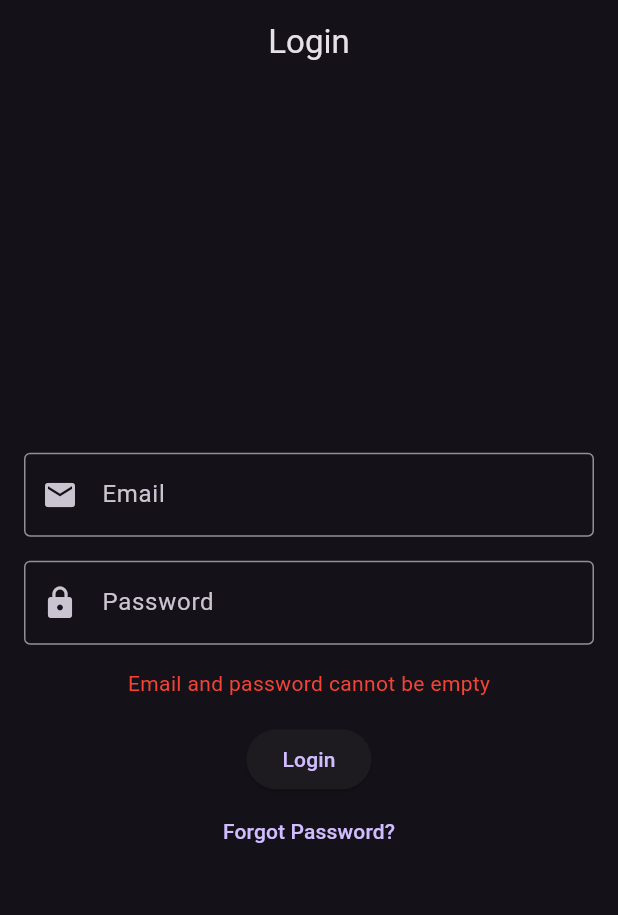
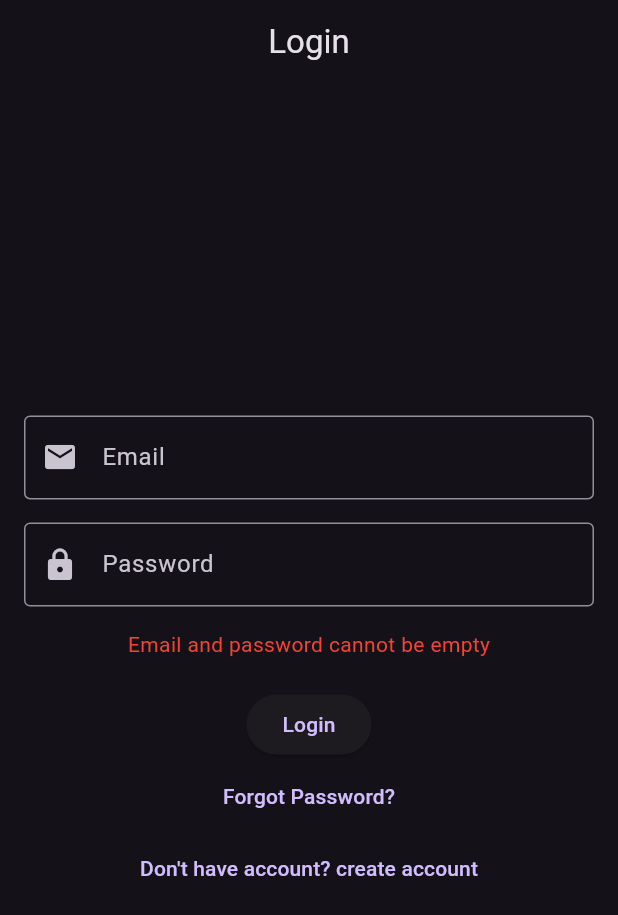
Before and after one commit to tanmoy06/wallpaper, a Flutter app: the screen it shows after launch, after a tap on "Login", on a phone screen of 412 x 824 dp. Shown: the top 915 px of the screen. Run offline on Flutter 3.47's test engine with Material 3 defaults, Android fonts, the phone set to English and light mode, and no system bars; our stand-ins replace dio, firebase_auth, firebase_core, get; accounts and stored records are empty.

```diff
--- /dev/null
+++ b/lib/app/modules/authwrapper/bindings/authwrapper_binding.dart
@@ -0,0 +1,12 @@
+import 'package:get/get.dart';
+
+import '../controllers/authwrapper_controller.dart';
+
+class AuthwrapperBinding extends Bindings {
+  @override
+  void dependencies() {
+    Get.lazyPut<AuthwrapperController>(
+      () => AuthwrapperController(),
+    );
+  }
+}
--- /dev/null
+++ b/lib/app/modules/authwrapper/views/authwrapper_view.dart
@@ -0,0 +1,31 @@
+import 'package:firebase_auth/firebase_auth.dart';
+import 'package:flutter/material.dart';
+
+import 'package:get/get.dart';
+import 'package:wallpaper/app/routes/app_pages.dart';
+
+import '../controllers/authwrapper_controller.dart';
+
+class AuthwrapperView extends GetView<AuthwrapperController> {
+  const AuthwrapperView({super.key});
+  @override
+  Widget build(BuildContext context) {
+    return StreamBuilder<User?>(
+      stream: FirebaseAuth.instance.authStateChanges(),
+      builder: (context, snapshot) {
+        if (snapshot.connectionState == ConnectionState.waiting) {
+          return Center(child: CircularProgressIndicator()); // Loading state
+        }
+        if (snapshot.hasData) {
+          // User is logged in
+          Future.microtask(() => Get.offAllNamed(Routes.IMAGES));
+          return SizedBox(); // Empty widget while redirecting
+        } else {
+          // User is not logged in
+          Future.microtask(() => Get.offAllNamed(Routes.LOGIN));
+          return SizedBox(); // Empty widget while redirecting
+        }
+      },
+    );
+  }
+}
--- a/lib/app/modules/images/controllers/images_controller.dart
+++ b/lib/app/modules/images/controllers/images_controller.dart
@@ -1,3 +1,4 @@
+import 'package:firebase_auth/firebase_auth.dart';
 import 'package:get/get.dart';
 import 'package:wallpaper/app/data/repositories/image_repositories.dart';
 
@@ -20,4 +21,9 @@ class ImagesController extends GetxController {
       isLoading.value = false;
     }
   }
+
+  void signout() {
+    FirebaseAuth.instance.signOut();
+    Get.offAllNamed('/login');
+  }
 }
--- a/lib/app/modules/login/controllers/login_controller.dart
+++ b/lib/app/modules/login/controllers/login_controller.dart
@@ -1,6 +1,7 @@
 import 'package:firebase_auth/firebase_auth.dart';
 import 'package:flutter/material.dart';
 import 'package:get/get.dart';
+import 'package:wallpaper/app/routes/app_pages.dart';
 
 class LoginController extends GetxController {
   final passController = TextEditingController();
@@ -36,6 +37,10 @@ class LoginController extends GetxController {
     }
   }
 
+  void toSignUpPage() {
+    Get.toNamed(Routes.SIGNUP);
+  }
+
   @override
   void onInit() {
     super.onInit();
--- a/lib/app/modules/login/views/login_view.dart
+++ b/lib/app/modules/login/views/login_view.dart
@@ -1,6 +1,8 @@
 import 'package:flutter/material.dart';
 
 import 'package:get/get.dart';
+
+import 'package:wallpaper/app/services/responsive_ui_service.dart';
 
 import '../controllers/login_controller.dart';
 
@@ -27,7 +29,7 @@ class LoginView extends GetView<LoginController> {
               ),
               keyboardType: TextInputType.emailAddress,
             ),
-            const SizedBox(height: 16.0),
+            16.kheightBox,
             TextField(
               controller: controller.passController,
               decoration: const InputDecoration(
@@ -37,14 +39,14 @@ class LoginView extends GetView<LoginController> {
               ),
               obscureText: true,
             ),
-            const SizedBox(height: 16),
+            16.kheightBox,
             Obx(
               () => Text(
                 controller.errorMessage.value,
                 style: const TextStyle(color: Colors.red),
               ),
             ),
-            SizedBox(height: MediaQuery.sizeOf(context).height * .02),
+            20.kheightBox,
             ElevatedButton(
               onPressed: controller.login,
               child: const Text('Login'),
@@ -53,6 +55,10 @@ class LoginView extends GetView<LoginController> {
               onPressed: controller.login, // No logic, button disabled
               child: Text('Forgot Password?'),
             ),
+            TextButton(
+              onPressed: controller.toSignUpPage,
+              child: Text("Don't have account? create account"),
+            )
           ],
         ),
       ),
--- a/lib/app/routes/app_routes.dart
+++ b/lib/app/routes/app_routes.dart
@@ -7,6 +7,7 @@ abstract class Routes {
   static const LOGIN = _Paths.LOGIN;
   static const SIGNUP = _Paths.SIGNUP;
   static const IMAGES = _Paths.IMAGES;
+  static const AUTHWRAPPER = _Paths.AUTHWRAPPER;
 }
 
 abstract class _Paths {
@@ -15,4 +16,5 @@ abstract class _Paths {
   static const LOGIN = '/login';
   static const SIGNUP = '/signup';
   static const IMAGES = '/images';
+  static const AUTHWRAPPER = '/authwrapper';
 }
```
Also changed, not shown: lib/app/modules/authwrapper/controllers/authwrapper_controller.dart (added, +34 -0 lines), lib/app/modules/images/views/full_screen_image_view.dart (+11 -7 lines), lib/app/modules/images/views/images_view.dart (+8 -0 lines), lib/app/modules/signup/views/signup_view.dart (+9 -6 lines), lib/app/routes/app_pages.dart (+8 -1 lines).
